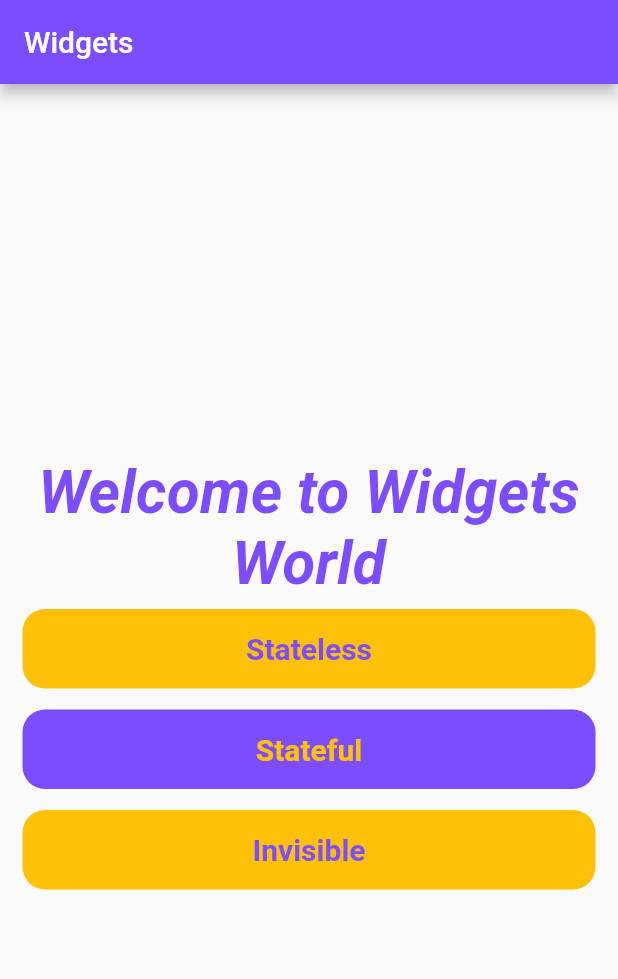
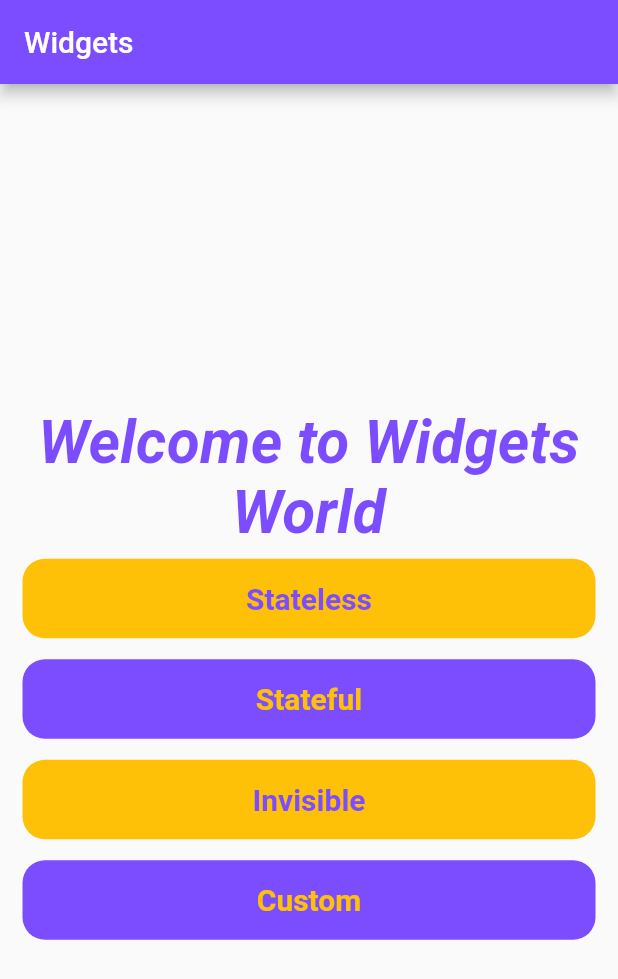
Before and after one commit to akashpatra/flutter_widgets, a Flutter app: the screen it shows after launch, on a phone screen of 412 x 824 dp. Shown: the top 979 px of the screen. Run offline on Flutter 3.47's test engine with Material 2 defaults, Android fonts, the phone set to English and light mode, and no system bars.

Commit message:
feat: Title Changes and added a new Screen

```diff
--- a/lib/screens/HomeScreen.dart
+++ b/lib/screens/HomeScreen.dart
@@ -1,4 +1,5 @@
 import 'package:flutter/material.dart';
+import 'package:widgets/screens/CustomScreen.dart';
 import 'package:widgets/screens/InvisibleScreen.dart';
 import 'package:widgets/screens/SFullScreen.dart';
 import 'package:widgets/screens/SLessScreen.dart';
@@ -106,6 +107,30 @@ class HomeScreen extends StatelessWidget {
                     borderRadius: BorderRadius.circular(15)),
               ),
             ),
+            InkWell(
+              onTap: () => Navigator.of(context).push(
+                MaterialPageRoute(
+                  builder: (_) {
+                    return CustomScreen();
+                  },
+                ),
+              ),
+              child: Container(
+                width: 200,
+                alignment: Alignment.center,
+                margin: EdgeInsets.symmetric(vertical: 7),
+                child: Text('Custom',
+                    style: TextStyle(
+                      fontWeight: FontWeight.bold,
+                      color: Colors.amber,
+                      fontSize: 20,
+                    )),
+                padding: const EdgeInsets.all(15),
+                decoration: BoxDecoration(
+                    color: Colors.deepPurpleAccent,
+                    borderRadius: BorderRadius.circular(15)),
+              ),
+            ),
           ],
         ),
       ),
--- a/lib/screens/InvisibleScreen.dart
+++ b/lib/screens/InvisibleScreen.dart
@@ -101,7 +101,7 @@ class InvisibleScreen extends StatelessWidget {
     return Scaffold(
       appBar: AppBar(
         title: Text(
-          'Invisible',
+          'Invisible Widgets',
           style: TextStyle(
             color: Colors.white,
           ),
--- a/lib/screens/SFullScreen.dart
+++ b/lib/screens/SFullScreen.dart
@@ -8,7 +8,7 @@ class SFullScreen extends StatelessWidget {
     return Scaffold(
       appBar: AppBar(
         title: Text(
-          'StateFull',
+          'StateFull Widgets',
           style: TextStyle(
             color: Colors.white,
           ),
--- a/lib/screens/SLessScreen.dart
+++ b/lib/screens/SLessScreen.dart
@@ -43,7 +43,7 @@ class SLessScreen extends StatelessWidget {
     return Scaffold(
       appBar: AppBar(
         title: Text(
-          'Stateless',
+          'Stateless Widgets',
           style: TextStyle(
             color: Colors.white,
           ),
```
Also changed, not shown: lib/screens/CustomScreen.dart (added, +90 -0 lines).
